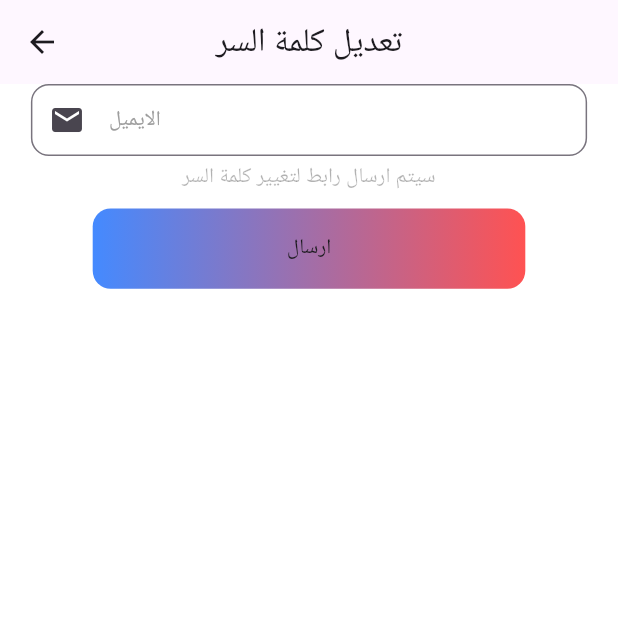
After one commit to owiszaidan4-del/mechanic_service, a Flutter app: the Editpasswordview screen opened directly, on a phone screen of 412 x 824 dp, the top half of it. The commit adds this screen. Run offline on Flutter 3.47's test engine with Material 3 defaults, Android fonts, the phone set to English and light mode, and no system bars; our stand-ins replace bloc, cached_network_image, cloud_firestore, dio, dotted_border, firebase_auth and 10 more; missing offline and left inert: dart:ffi; accounts and stored records are empty.

Commit message:
edit password will done

```diff
--- /dev/null
+++ b/lib/views/Settings/EditPasswordView.dart
@@ -0,0 +1,103 @@
+import 'dart:async';
+import 'dart:developer';
+
+import 'package:car_serves/views/signIn.dart';
+import 'package:car_serves/widget/button_signIn.dart';
+import 'package:car_serves/widget/customTextFeild.dart';
+import 'package:firebase_auth/firebase_auth.dart';
+import 'package:flutter/material.dart';
+
+class Editpasswordview extends StatefulWidget {
+  @override
+  State<Editpasswordview> createState() => _EditpasswordviewState();
+}
+
+class _EditpasswordviewState extends State<Editpasswordview> {
+  final GlobalKey<FormState> globalKey = GlobalKey<FormState>();
+  AutovalidateMode autovalidateMode = AutovalidateMode.disabled;
+
+  String? email;
+  String? password;
+  String? emailVerified;
+  bool issend = false;
+  int temp = 30;
+  @override
+  Widget build(BuildContext context) {
+    return Scaffold(
+      appBar: AppBar(title: Text("تعديل كلمة السر"), centerTitle: true),
+      body: Form(
+        key: globalKey,
+        autovalidateMode: autovalidateMode,
+        child: Column(
+          spacing: 10,
+          children: [
+            Center(
+              child: customTextFeild(
+                inputFormatters: filtterEmailText,
+                hint: "الايميل",
+                err: emailVerified,
+                icon: Icon(Icons.email),
+                onSaved: (val) {
+                  email = val;
+                },
+                textDescreption: "سيتم ارسال رابط لتغيير كلمة السر",
+                validator: EmailValidat,
+              ),
+            ),
+            if (issend)
+              button_signIn(text: "تم الارسال", onTap: () {})
+            else
+              button_signIn(
+                text: "ارسال",
+                onTap: () async {
+                  if (globalKey.currentState!.validate()) {
+                    globalKey.currentState!.save();
+
+                    // }
+                    try {
+                      await FirebaseAuth.instance.sendPasswordResetEmail(
+                        email: email!,
+                      );
+                      setState(() {
+                        issend = true;
+                      });
+                      timer();
+                    } catch (e) {
+                      log(e.toString());
+                    }
+                  } else {
+                    setState(() {
+                      autovalidateMode = AutovalidateMode.always;
+                    });
+                  }
+                },
+              ),
+            if (issend)
+              Text(
+                "اعادة ارسال بعد $temp",
+                style: TextStyle(color: Colors.black.withOpacity(0.3)),
+              ),
+          ],
+        ),
+      ),
+    );
+  }
+
+  void timer() {
+    Timer.periodic(Duration(seconds: 1), (timer) {
+      setState(() {
+        temp -= 1;
+      });
+
+      // if (temp < 0) {
+      //   timer.cancel();
+      //   return;
+      // }
+      if (temp == 0) {
+        issend = false;
+        temp = 30;
+        timer.cancel();
+      }
+    });
+  }
+}
--- a/lib/widget/customTextFeild.dart
+++ b/lib/widget/customTextFeild.dart
@@ -5,6 +5,8 @@ import 'package:flutter/services.dart';
 class customTextFeild extends StatelessWidget {
   customTextFeild({
     super.key,
+    this.err,
+    this.textDescreption,
     required this.hint,
     required this.icon,
     required this.onSaved,
@@ -16,6 +18,8 @@ class customTextFeild extends StatelessWidget {
   List<TextInputFormatter>? inputFormatters;
   final String hint;
   final Icon icon;
+  final String? err;
+  final String? textDescreption;
   @override
   Widget build(BuildContext context) {
     return Container(
@@ -25,10 +29,19 @@ class customTextFeild extends StatelessWidget {
         borderRadius: BorderRadius.circular(12),
       ),
       child: TextFormField(
+        forceErrorText: err,
         inputFormatters: inputFormatters,
         onSaved: onSaved,
         validator: validator,
         decoration: InputDecoration(
+          helper: textDescreption != null
+              ? Center(
+                  child: Text(
+                    textDescreption!,
+                    style: TextStyle(color: Colors.black.withOpacity(0.3)),
+                  ),
+                )
+              : null,
           fillColor: Colors.white,
           prefixIcon: icon,
           hint: Text(hint, style: TextStyle(color: hintColor)),
```
Also changed, not shown: lib/views/Settings/SettingsView.dart (+20 -1 lines).
